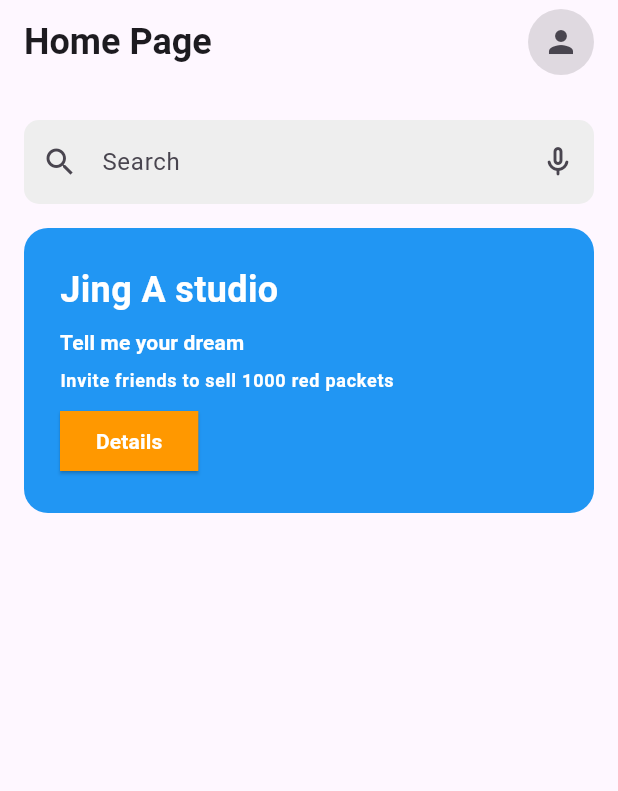
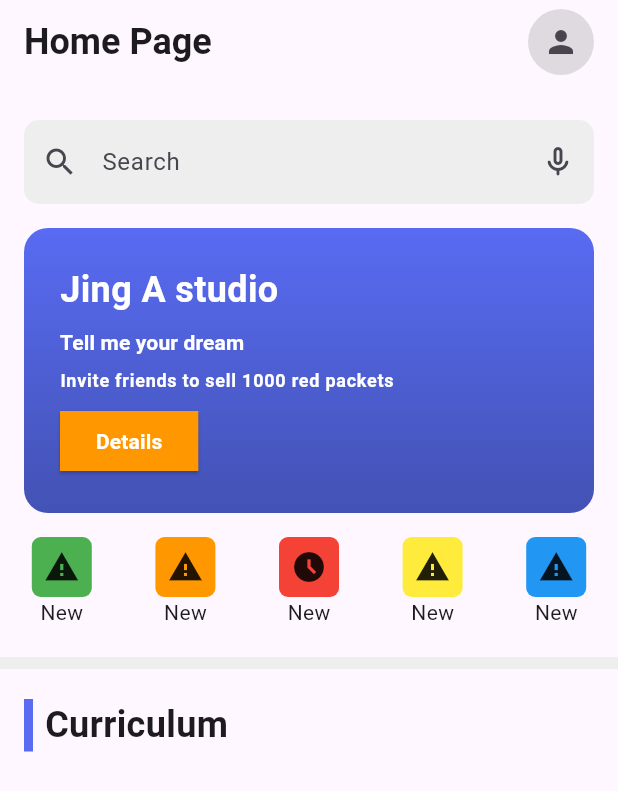
Before and after one commit to saliouseck2009/flutter-class-code, a Flutter app: the screen it shows after launch, on a phone screen of 412 x 824 dp. Shown: the top 791 px of the screen. Run offline on Flutter 3.47's test engine with Material 3 defaults, Android fonts, the phone set to English and light mode, and no system bars.

Commit message:
progress on fourth exemple design

```diff
--- a/lib/fourth_exemple.dart
+++ b/lib/fourth_exemple.dart
@@ -1,4 +1,5 @@
 import 'package:flutter/material.dart';
+import 'package:flutter/widgets.dart';
 
 class FourthExemple extends StatelessWidget {
   const FourthExemple({super.key});
@@ -23,17 +24,50 @@ class FourthExemple extends StatelessWidget {
                 child: const Icon(Icons.person))
           ],
         ),
-        body: const SizedBox(
+        body: SizedBox(
             child: Column(
           children: [
-            SizedBox(
+            const SizedBox(
               height: 24,
             ),
-            TextFieldSection(),
-            SizedBox(
+            const TextFieldSection(),
+            const SizedBox(
               height: 16,
             ),
-            CardSection(),
+            const CardSection(),
+            const SizedBox(
+              height: 16,
+            ),
+            const CategorySection(),
+            const SizedBox(
+              height: 16,
+            ),
+            Divider(
+              color: Colors.grey.shade200,
+              thickness: 8,
+            ),
+            const SizedBox(
+              height: 16,
+            ),
+            Padding(
+              padding: const EdgeInsets.symmetric(horizontal: 16.0),
+              child: Row(
+                children: [
+                  Container(
+                    width: 6,
+                    height: 35,
+                    color: const Color(0xff586BF2),
+                  ),
+                  const SizedBox(
+                    width: 8,
+                  ),
+                  const Text(
+                    "Curriculum",
+                    style: TextStyle(fontSize: 24, fontWeight: FontWeight.bold),
+                  )
+                ],
+              ),
+            )
           ],
         )),
       ),
@@ -70,8 +104,16 @@ class CardSection extends StatelessWidget {
   Widget build(BuildContext context) {
     return Container(
       decoration: BoxDecoration(
+        gradient: const LinearGradient(
+          begin: Alignment.topCenter,
+          end: Alignment.bottomCenter,
+          colors: <Color>[
+            Color(0xff586BF2),
+            Color(0xff4352B4),
+          ],
+          tileMode: TileMode.mirror,
+        ),
         borderRadius: BorderRadius.circular(16),
-        color: Colors.blue,
       ),
       margin: const EdgeInsets.symmetric(horizontal: 16.0),
       padding: const EdgeInsets.symmetric(vertical: 24, horizontal: 24),
@@ -123,3 +165,68 @@ class CardSection extends StatelessWidget {
     );
   }
 }
+
+class CategorySection extends StatelessWidget {
+  const CategorySection({super.key});
+
+  @override
+  Widget build(BuildContext context) {
+    return const Row(
+      mainAxisAlignment: MainAxisAlignment.spaceAround,
+      crossAxisAlignment: CrossAxisAlignment.center,
+      children: [
+        CategoryItem(
+          icon: Icons.warning,
+          color: Colors.green,
+          title: "New",
+        ),
+        CategoryItem(
+          icon: Icons.warning,
+          color: Colors.orange,
+          title: "New",
+        ),
+        CategoryItem(
+          icon: Icons.access_time_filled_sharp,
+          color: Colors.red,
+          title: "New",
+        ),
+        CategoryItem(
+          icon: Icons.warning,
+          color: Colors.yellow,
+          title: "New",
+        ),
+        CategoryItem(
+          icon: Icons.warning,
+          color: Colors.blue,
+          title: "New",
+        )
+      ],
+    );
+  }
+}
+
+class CategoryItem extends StatelessWidget {
+  final Color color;
+  final IconData icon;
+  final String title;
+  const CategoryItem(
+      {super.key,
+      required this.color,
+      required this.icon,
+      required this.title});
+
+  @override
+  Widget build(BuildContext context) {
+    return Column(
+      children: [
+        Container(
+          decoration: BoxDecoration(
+              color: color, borderRadius: BorderRadius.circular(6)),
+          padding: const EdgeInsets.all(8),
+          child: Icon(icon),
+        ),
+        Text(title)
+      ],
+    );
+  }
+}
```
